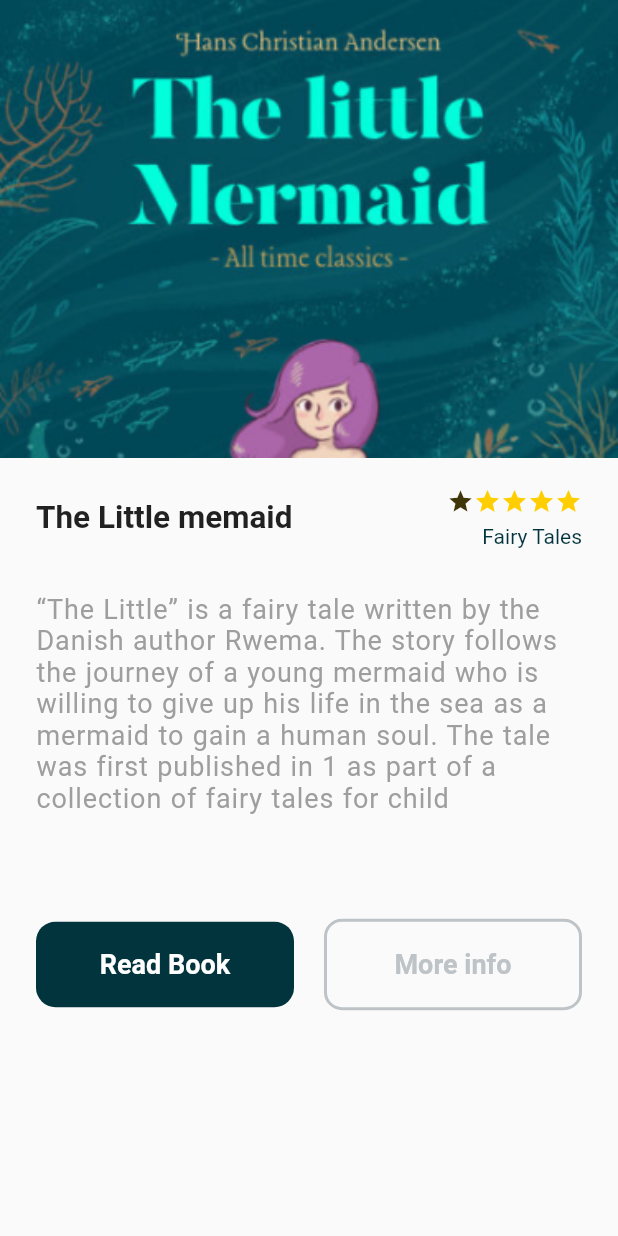
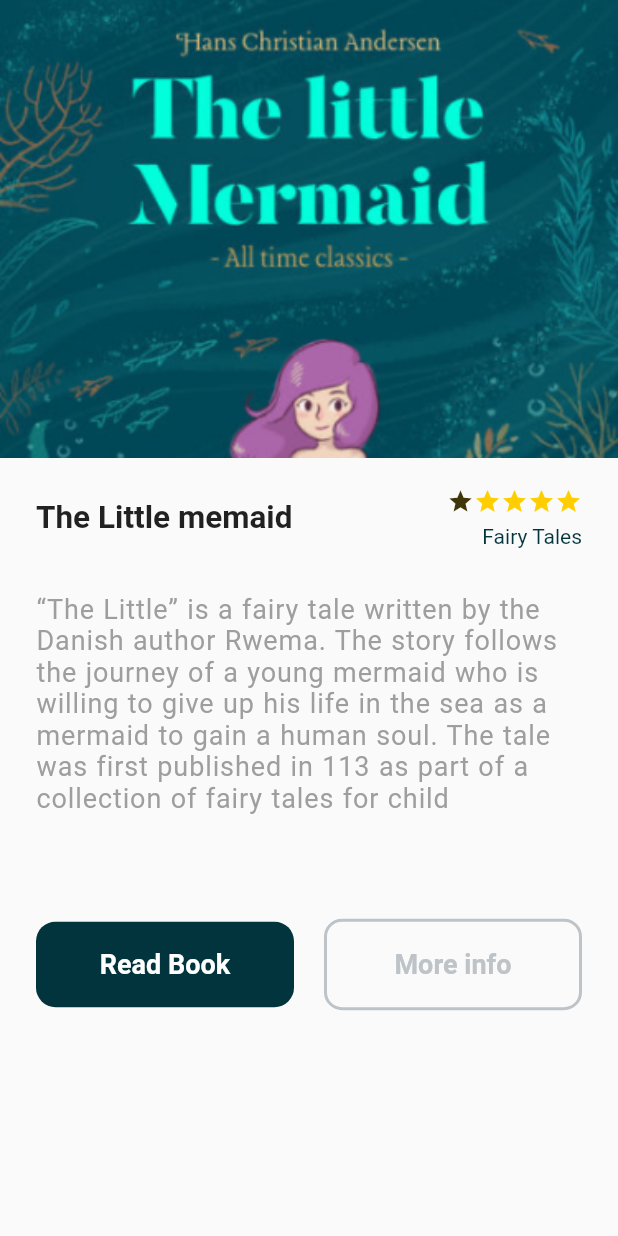
Before and after one commit to rwema3/FlutterBookApp, a Flutter app: the BookDetails screen opened directly, on a phone screen of 412 x 824 dp. Run offline on Flutter 3.47's test engine with Material 2 defaults, Android fonts, the phone set to English and light mode, and no system bars.

Commit message:
Flutter book app

```diff
--- a/lib/views/book_details.dart
+++ b/lib/views/book_details.dart
@@ -36,7 +36,7 @@ class BookDetails extends StatelessWidget {
                     ],
                   ),
                   SizedBox(height: 30,),
-                  Text("“The Little” is a fairy tale written by the Danish author Rwema. The story follows the journey of a young mermaid who is willing to give up his life in the sea as a mermaid to gain a human soul. The tale was first published in 1 as part of a collection of fairy tales for child", style: TextStyle(
+                  Text("“The Little” is a fairy tale written by the Danish author Rwema. The story follows the journey of a young mermaid who is willing to give up his life in the sea as a mermaid to gain a human soul. The tale was first published in 113 as part of a collection of fairy tales for child", style: TextStyle(
                     color: Colors.grey,
                     fontSize: 18,
                     letterSpacing: 0.6,
```
